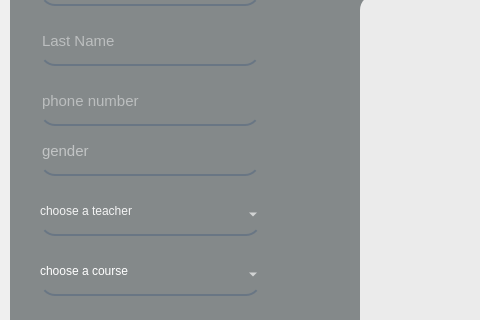
Old version of the form UIs/add_s.ui in the repository IxBahy/EDU-center-system; both pictures show x 0 to 480 and y 115 to 435 of the 800 by 600 pixel window.
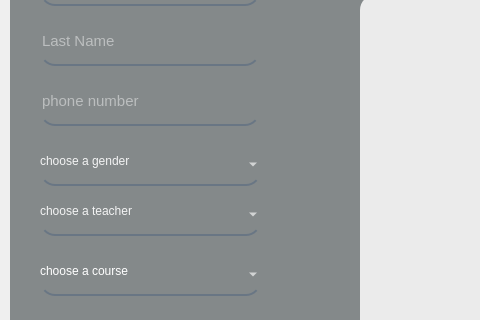
New version of the form.

Diff of the .ui file:
```diff
--- a/UIs/add_s.ui
+++ b/UIs/add_s.ui
@@ -330,31 +330,6 @@
       <string>phone number</string>
      </property>
     </widget>
-    <widget class="QLineEdit" name="gender">
-     <property name="geometry">
-      <rect>
-       <x>30</x>
-       <y>240</y>
-       <width>220</width>
-       <height>41</height>
-      </rect>
-     </property>
-     <property name="font">
-      <font>
-       <pointsize>11</pointsize>
-      </font>
-     </property>
-     <property name="styleSheet">
-      <string notr="true">background-color: rgba(0, 0, 0,0);
-border:none;
-border-bottom:2px solid rgba(105,118,132,255);
-color:rgb(255, 255, 255);
-padding-bottom:7px;</string>
-     </property>
-     <property name="placeholderText">
-      <string>gender</string>
-     </property>
-    </widget>
     <widget class="QComboBox" name="teacher_Id_Box">
      <property name="geometry">
       <rect>
@@ -419,6 +394,38 @@
       <string/>
      </property>
     </widget>
+    <widget class="QComboBox" name="gender">
+     <property name="geometry">
+      <rect>
+       <x>30</x>
+       <y>250</y>
+       <width>221</width>
+       <height>41</height>
+      </rect>
+     </property>
+     <property name="styleSheet">
+      <string notr="true">background-color: rgba(0, 0, 0,0);
+border:none;
+border-bottom:2px solid rgba(105,118,132,255);
+color:rgba(255, 255, 255,230);
+padding-bottom:7px;</string>
+     </property>
+     <item>
+      <property name="text">
+       <string>choose a gender</string>
+      </property>
+     </item>
+     <item>
+      <property name="text">
+       <string>Male</string>
+      </property>
+     </item>
+     <item>
+      <property name="text">
+       <string>Female</string>
+      </property>
+     </item>
+    </widget>
    </widget>
   </widget>
  </widget>
```
